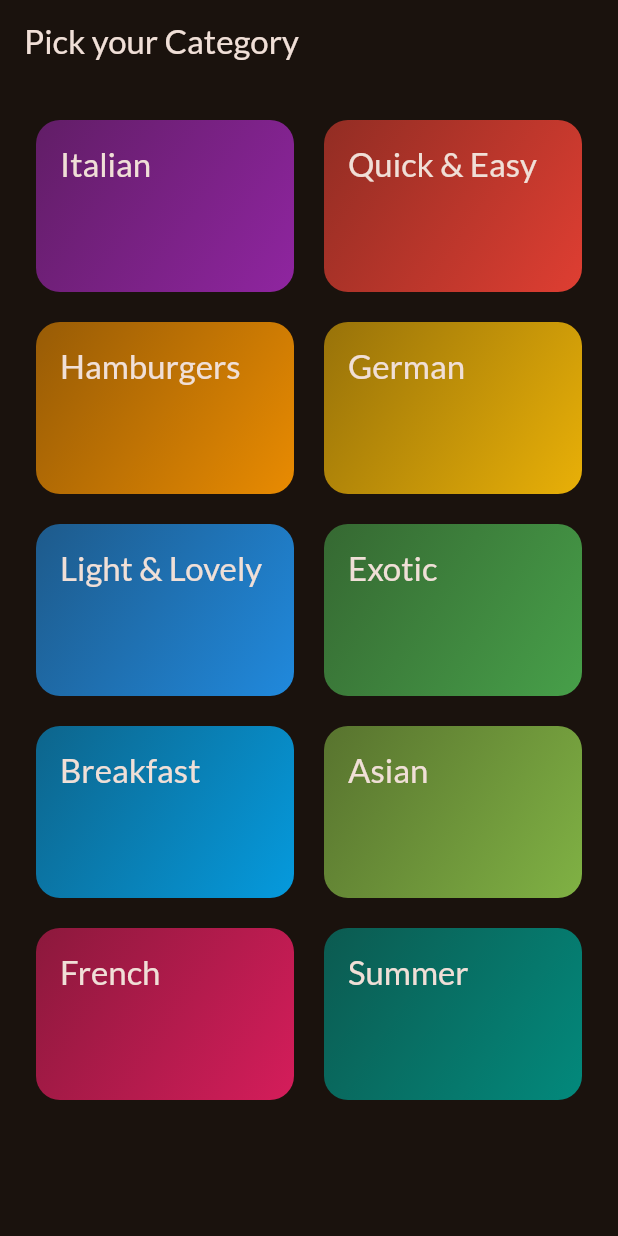
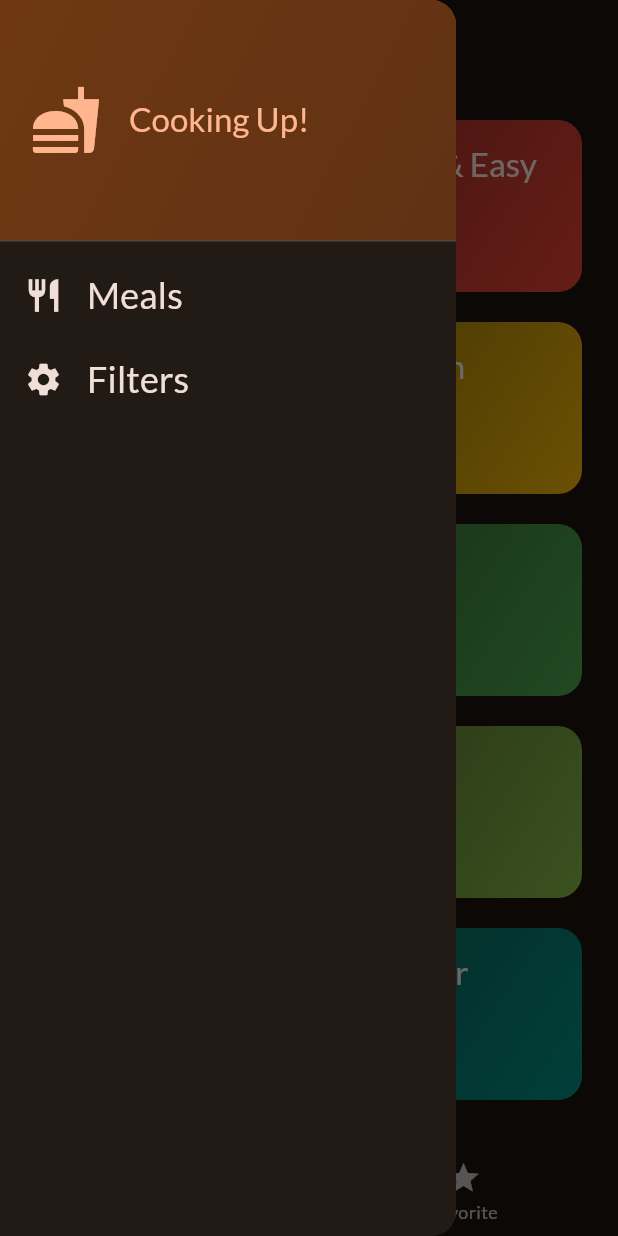
Before and after one commit to hoanglv1/meal_app, a Flutter app: the screen it shows after launch, with the side drawer open (before the commit the screen has no drawer), on a phone screen of 412 x 824 dp. Run offline on Flutter 3.47's test engine with Material 2 defaults, Android fonts, the phone set to English and light mode, and no system bars; our stand-ins replace google_fonts, transparent_image.

Commit message:
#meal app : 166. Adding a Side Drawer

```diff
--- a/lib/main.dart
+++ b/lib/main.dart
@@ -1,6 +1,6 @@
 import 'package:flutter/material.dart';
 import 'package:google_fonts/google_fonts.dart';
-import 'package:meal_app/screens/categories.dart';
+import 'package:meal_app/screens/tabs.dart';
 
 final theme = ThemeData(
   useMaterial3: true,
@@ -20,6 +20,9 @@ class App extends StatelessWidget {
 
   @override
   Widget build(BuildContext context) {
-    return MaterialApp(theme: theme, home: const CategoriesScreen());
+    return MaterialApp(
+      theme: theme,
+      home: const TabsScreen(),
+    );
   }
 }
--- a/lib/screens/categories.dart
+++ b/lib/screens/categories.dart
@@ -4,8 +4,12 @@ import 'package:meal_app/models/category.dart';
 import 'package:meal_app/screens/meals.dart';
 import 'package:meal_app/widgets/category_grid_item.dart';
 
+import '../models/meal.dart';
+
 class CategoriesScreen extends StatelessWidget {
-  const CategoriesScreen({super.key});
+  const CategoriesScreen({super.key, required this.onToggleFavorite});
+
+  final void Function(Meal meal) onToggleFavorite;
 
   void _selectCategory(BuildContext context, Category category) {
     var filteredMeals = dummyMeals
@@ -14,16 +18,16 @@ class CategoriesScreen extends StatelessWidget {
     Navigator.push(
         context,
         MaterialPageRoute(
-            builder: (context) =>
-                MealsScreen(title: category.title, meals: filteredMeals)));
+            builder: (context) => MealsScreen(
+                  title: category.title,
+                  meals: filteredMeals,
+                  onToggleFavorite: onToggleFavorite,
+                )));
   }
 
   @override
   Widget build(BuildContext context) {
     return Scaffold(
-      appBar: AppBar(
-        title: const Text('Pick your Category'),
-      ),
       body: GridView(
         padding: const EdgeInsets.all(24),
         gridDelegate: const SliverGridDelegateWithFixedCrossAxisCount(
--- /dev/null
+++ b/lib/screens/tabs.dart
@@ -0,0 +1,80 @@
+import 'package:flutter/material.dart';
+import 'package:meal_app/screens/categories.dart';
+import 'package:meal_app/screens/meals.dart';
+import 'package:meal_app/widgets/main_drawer.dart';
+
+import '../models/meal.dart';
+
+class TabsScreen extends StatefulWidget {
+  const TabsScreen({super.key});
+
+  @override
+  State<StatefulWidget> createState() => _TabsScreenState();
+}
+
+class _TabsScreenState extends State<TabsScreen> {
+  int selectedIndex = 0;
+
+  final List<Meal> _favoriteMeals = [];
+
+  void _toggleMealFavoriteStatus(Meal meal) {
+    final isExisting = _favoriteMeals.contains(meal);
+    if (isExisting) {
+      setState(() {
+        _favoriteMeals.remove(meal);
+        _toggleShowMessage('Item is no longer favorite!');
+      });
+    } else {
+      setState(() {
+        _favoriteMeals.add(meal);
+        _toggleShowMessage('Item is added to favorite list!');
+      });
+    }
+  }
+
+  void _toggleShowMessage(String message) {
+    ScaffoldMessenger.of(context).showSnackBar(SnackBar(
+      content: Text(message),
+      duration: const Duration(seconds: 1),
+    ));
+  }
+
+  void selectPage(int index) {
+    setState(() {
+      selectedIndex = index;
+    });
+  }
+
+  @override
+  Widget build(BuildContext context) {
+    var activePageTitle = "Categories";
+
+    Widget activePage =
+        CategoriesScreen(onToggleFavorite: _toggleMealFavoriteStatus);
+    if (selectedIndex == 1) {
+      activePage = MealsScreen(
+          title: '',
+          meals: _favoriteMeals,
+          onToggleFavorite: _toggleMealFavoriteStatus);
+      activePageTitle = "Favorite";
+    }
+    return Scaffold(
+      appBar: AppBar(
+        title: Text(activePageTitle),
+      ),
+      drawer: const MainDrawer(),
+      body: activePage,
+      bottomNavigationBar: BottomNavigationBar(
+        onTap: (index) {
+          selectPage(index);
+        },
+        currentIndex: selectedIndex,
+        items: const [
+          BottomNavigationBarItem(
+              icon: Icon(Icons.set_meal), label: 'Categories'),
+          BottomNavigationBarItem(icon: Icon(Icons.star), label: 'Favorite'),
+        ],
+      ),
+    );
+  }
+}
--- /dev/null
+++ b/lib/widgets/main_drawer.dart
@@ -0,0 +1,77 @@
+import 'package:flutter/material.dart';
+
+class MainDrawer extends StatelessWidget {
+  const MainDrawer({super.key});
+
+  @override
+  Widget build(BuildContext context) {
+    return Drawer(
+      child: Column(
+        children: [
+          DrawerHeader(
+            padding: const EdgeInsets.all(20),
+            decoration: BoxDecoration(
+              gradient: LinearGradient(
+                colors: [
+                  Theme.of(context).colorScheme.primaryContainer,
+                  Theme.of(context)
+                      .colorScheme
+                      .primaryContainer
+                      .withOpacity(0.8),
+                ],
+                begin: Alignment.topLeft,
+                end: Alignment.bottomRight,
+              ),
+            ),
+            child: Row(
+              children: [
+                Icon(
+                  Icons.fastfood,
+                  size: 48,
+                  color: Theme.of(context).colorScheme.primary,
+                ),
+                const SizedBox(width: 18),
+                Text(
+                  'Cooking Up!',
+                  style: Theme.of(context).textTheme.titleLarge!.copyWith(
+                        color: Theme.of(context).colorScheme.primary,
+                      ),
+                ),
+              ],
+            ),
+          ),
+          ListTile(
+            leading: Icon(
+              Icons.restaurant,
+              size: 26,
+              color: Theme.of(context).colorScheme.onBackground,
+            ),
+            title: Text(
+              'Meals',
+              style: Theme.of(context).textTheme.titleSmall!.copyWith(
+                    color: Theme.of(context).colorScheme.onBackground,
+                    fontSize: 24,
+                  ),
+            ),
+            onTap: () {},
+          ),
+          ListTile(
+            leading: Icon(
+              Icons.settings,
+              size: 26,
+              color: Theme.of(context).colorScheme.onBackground,
+            ),
+            title: Text(
+              'Filters',
+              style: Theme.of(context).textTheme.titleSmall!.copyWith(
+                    color: Theme.of(context).colorScheme.onBackground,
+                    fontSize: 24,
+                  ),
+            ),
+            onTap: () {},
+          ),
+        ],
+      ),
+    );
+  }
+}
```
Also changed, not shown: lib/screens/meal_details.dart (+17 -2 lines), lib/screens/meals.dart (+7 -4 lines), 1 other file.
